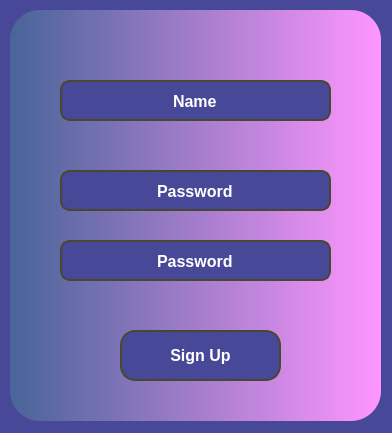
Before: the Qt Designer form ToDoQtApp/signupform.ui in OlegGirniak/QtToDoApp, drawn with Qt 5.
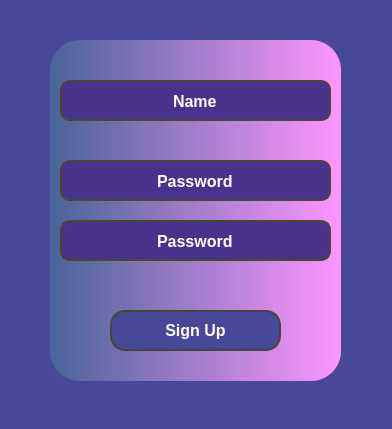
After: the same form once the commit is applied.

Diff of the .ui file:
```diff
--- a/ToDoQtApp/signupform.ui
+++ b/ToDoQtApp/signupform.ui
@@ -7,7 +7,7 @@
     <x>0</x>
     <y>0</y>
     <width>392</width>
-    <height>433</height>
+    <height>429</height>
    </rect>
   </property>
   <property name="windowTitle">
@@ -22,10 +22,10 @@
   <widget class="QFrame" name="frame">
    <property name="geometry">
     <rect>
-     <x>10</x>
-     <y>10</y>
-     <width>371</width>
-     <height>411</height>
+     <x>50</x>
+     <y>40</y>
+     <width>291</width>
+     <height>341</height>
     </rect>
    </property>
    <property name="styleSheet">
@@ -43,10 +43,10 @@
    <widget class="QPushButton" name="logInPushButton">
     <property name="geometry">
      <rect>
-      <x>110</x>
-      <y>320</y>
-      <width>161</width>
-      <height>51</height>
+      <x>60</x>
+      <y>270</y>
+      <width>171</width>
+      <height>41</height>
      </rect>
     </property>
     <property name="cursor">
@@ -80,8 +80,8 @@
    <widget class="QLineEdit" name="nameLineEdit">
     <property name="geometry">
      <rect>
-      <x>50</x>
-      <y>70</y>
+      <x>10</x>
+      <y>40</y>
       <width>271</width>
       <height>41</height>
      </rect>
@@ -89,7 +89,7 @@
     <property name="styleSheet">
      <string notr="true">QLineEdit
  {
-    background-color : rgb(72, 72, 152);
+    background-color : rgb(72, 50, 140);
     color: white; 
     padding: 10px 20px;
     border: 2px solid rgb(72, 72, 50); 
@@ -109,8 +109,8 @@
    <widget class="QLineEdit" name="passwordLineEdit">
     <property name="geometry">
      <rect>
-      <x>50</x>
-      <y>160</y>
+      <x>10</x>
+      <y>120</y>
       <width>271</width>
       <height>41</height>
      </rect>
@@ -118,7 +118,7 @@
     <property name="styleSheet">
      <string notr="true">QLineEdit
  {
-    background-color : rgb(72, 72, 152);
+    background-color : rgb(72, 50, 140);
     color: white; 
     padding: 10px 20px;
     border: 2px solid rgb(72, 72, 50); 
@@ -141,8 +141,8 @@
    <widget class="QLineEdit" name="passwordAgainLineEdit">
     <property name="geometry">
      <rect>
-      <x>50</x>
-      <y>230</y>
+      <x>10</x>
+      <y>180</y>
       <width>271</width>
       <height>41</height>
      </rect>
@@ -150,7 +150,7 @@
     <property name="styleSheet">
      <string notr="true">QLineEdit
  {
-    background-color : rgb(72, 72, 152);
+    background-color : rgb(72, 50, 140);
     color: white; 
     padding: 10px 20px;
     border: 2px solid rgb(72, 72, 50); 
```
